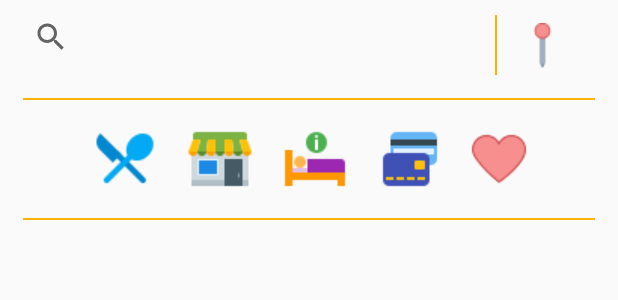
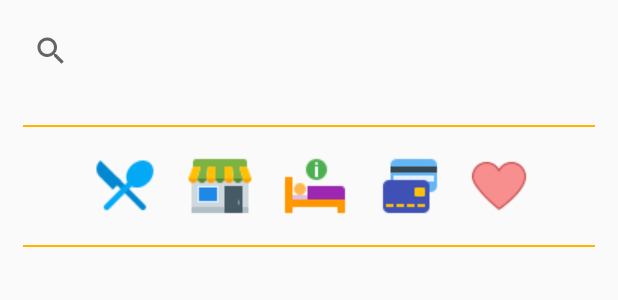
Before and after one commit to neoexa/VilledeMontpellier, an Android app: the layout activity_shops.xml on its own in the app's theme, with its tools: preview values and no code run, on a phone screen of 412 x 824 dp. Shown: the top 300 px of the screen. Run offline under Robolectric (Android 15) with nearby library versions, the phone set to English and light mode, and no system bars.

```diff
--- a/app/src/main/java/neoexa/com/villedemontpellier/Model/Shop.java
+++ b/app/src/main/java/neoexa/com/villedemontpellier/Model/Shop.java
@@ -6,7 +6,6 @@ public class Shop {
         food,
         market,
         hotel,
-        entertainment,
         finance;
     }
     public String name;
--- a/app/src/main/res/layout/activity_shops.xml
+++ b/app/src/main/res/layout/activity_shops.xml
@@ -17,29 +17,10 @@
 
             <SearchView
                 android:id="@+id/search_bar"
-                android:layout_width="320dp"
-                android:layout_height="40dp"
+                android:layout_width="match_parent"
+                android:layout_height="wrap_content"
                 android:layout_centerVertical="true"
-                android:layout_marginStart="10dp"
-                android:layout_marginTop="10dp" />
-
-            <View
-                android:id="@+id/min_bar"
-                android:layout_width="1dp"
-                android:layout_height="40dp"
-                android:background="@color/colorYellow"
-                android:layout_alignTop="@+id/search_bar"
-                android:layout_toEndOf="@+id/search_bar"/>
-
-            <ImageButton
-                android:id="@+id/imageButton2"
-                android:layout_width="wrap_content"
-                android:layout_height="40dp"
-                android:layout_alignTop="@+id/min_bar"
-                android:layout_marginStart="15dp"
-                android:layout_toEndOf="@+id/min_bar"
-                android:background="@android:color/transparent"
-                app:srcCompat="@drawable/gpson" />
+                android:layout_margin="10dp" />
 
         </RelativeLayout>
 
```
Also changed, not shown: app/src/main/AndroidManifest.xml (+7 -7 lines), app/src/main/java/neoexa/com/villedemontpellier/Model/ShopAdapter.java (+87 -6 lines), app/src/main/java/neoexa/com/villedemontpellier/ShopsActivity.java (+19 -16 lines).
